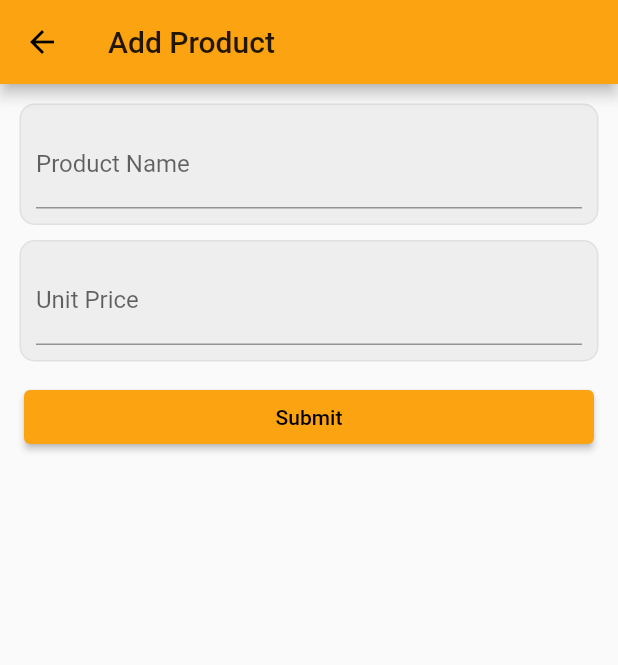
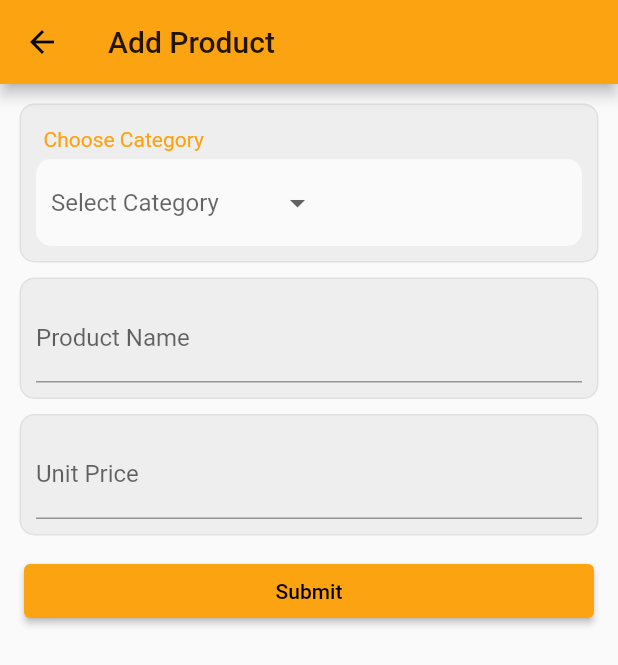
Before and after one commit to rajupotharaju155/getmech-hackathon, a Flutter app: the AddProduct screen opened directly, on a phone screen of 412 x 824 dp. Shown: the top 665 px of the screen. Run offline on Flutter 3.47's test engine with Material 2 defaults, Android fonts, the phone set to English and light mode, and no system bars; our stand-ins replace curved_navigation_bar, flutter_spinkit, page_transition.

Commit message:
product category page added

```diff
--- a/lib/ui/mechanic/internalPages/mechProfile/products/addProduct.dart
+++ b/lib/ui/mechanic/internalPages/mechProfile/products/addProduct.dart
@@ -1,13 +1,36 @@
 import 'package:flutter/material.dart';
+import 'package:getmech/utils/constants.dart';
 
-class AddProduct extends StatelessWidget {
+class AddProduct extends StatefulWidget {
+  @override
+  _AddProductState createState() => _AddProductState();
+}
+
+class _AddProductState extends State<AddProduct> {
   @override
   Widget build(BuildContext context) {
     TextEditingController _name = new TextEditingController();
     TextEditingController _price = new TextEditingController();
+      final _formKey = GlobalKey<FormState>();
+      List productCategoryList = [
+      "Accessories",
+      "Body Parts",
+      "Electrical Items",
+      "Engine Parts",
+      "Service Parts",
+      "Wheel Parts"
+    ];
+  String _selectedCategory; // Option 2
 
     void _addProduct(){
       print("Adding...");
+    }
+
+    void updateDropDown(String newValue){
+      setState(() {
+          print(newValue);
+          _selectedCategory = newValue;
+        });
     }
     return Scaffold(
       appBar: AppBar(
@@ -17,8 +40,66 @@ class AddProduct extends StatelessWidget {
       body: Padding(
         padding: const EdgeInsets.all(8.0),
         child: Container(
+          child: Form(
+            key: _formKey,
             child: Column(
               children: [
+
+                 //relation dropdown fileld
+                  Container(
+                    width: double.infinity,
+                    padding: EdgeInsets.all(10),
+                    margin: EdgeInsets.all(5),
+                    decoration: BoxDecoration(
+                      color: Colors.grey[200],
+                      borderRadius: BorderRadius.circular(10),
+                      border: Border.all(color: Colors.grey[300])
+                    ),
+                    child: Column(
+                      crossAxisAlignment: CrossAxisAlignment.start,
+                      children: [
+                        Padding(
+                          padding: const EdgeInsets.all(5.0),
+                          child: Container(
+                            child: Text("Choose Category",
+                                style: TextStyle(fontSize: 14,
+                                color: primaryColor
+                                )),
+                          ),
+                        ),
+                        Container(
+                          width: double.infinity,
+                          padding: EdgeInsets.symmetric(
+                              horizontal: 10, vertical: 5),
+                          decoration: BoxDecoration(
+                              color: Colors.grey[50],
+                              borderRadius: BorderRadius.circular(10)),
+                          child: DropdownButton(
+                            underline: SizedBox(),
+                            hint: Text("Select Category"), // Not necessary for Option 1
+                            value: _selectedCategory,
+                            onChanged: (newValue) {
+                              updateDropDown(newValue);
+                            },
+                            items: productCategoryList.map((relation) {
+                              return DropdownMenuItem(
+                                child: new Text(
+                                  relation,
+                                  textAlign: TextAlign.center,
+                                  style: TextStyle(
+                                      fontWeight: FontWeight.w500,
+                                      fontSize: 22,
+                                      color: secondaryColor),
+                                ),
+                                value: relation,
+                              );
+                            }).toList(),
+                          ),
+                        ),
+
+                      ],
+                    ),
+                  ),
                 Container(
                 padding: EdgeInsets.all(10),
                 margin: EdgeInsets.all(5),
@@ -49,6 +130,7 @@ class AddProduct extends StatelessWidget {
                   controller: _price,
                   keyboardType: TextInputType.phone,
                   decoration: InputDecoration(
+                    prefix: Text("Rs. "),
                     labelText: "Unit Price",
                     disabledBorder: InputBorder.none ),
                 ),
@@ -70,6 +152,7 @@ class AddProduct extends StatelessWidget {
             ),
           ),
         ),
+      ),
     );
   }
 }
```
Lines whose indentation alone changed are shown as unchanged.
